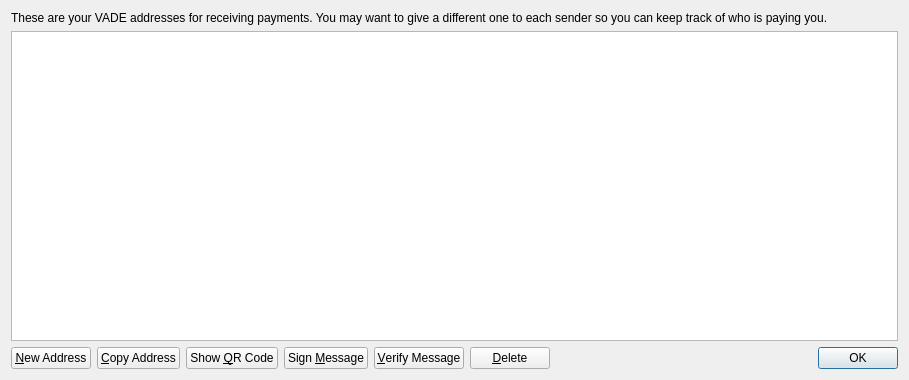
Qt form src/qt/forms/addressbookpage.ui (vashshawn/CorgicoinV2) before a commit.
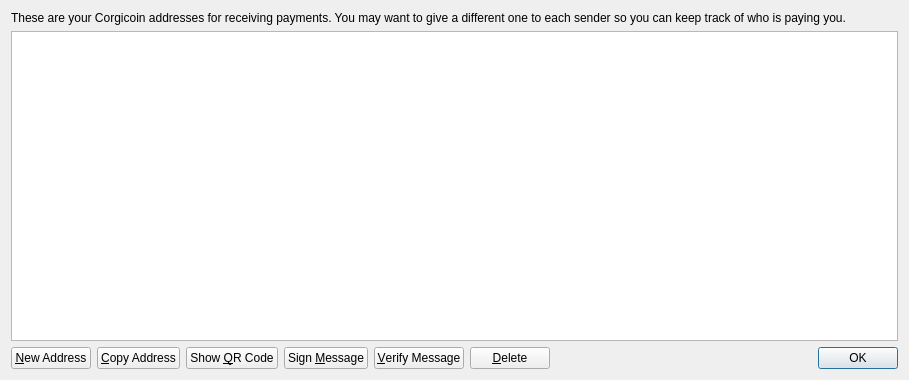
The same form after that commit. Icons and pictures are not drawn.

What changed in the file:
```diff
--- a/src/qt/forms/addressbookpage.ui
+++ b/src/qt/forms/addressbookpage.ui
@@ -17,7 +17,7 @@
    <item>
     <widget class="QLabel" name="labelExplanation">
      <property name="text">
-      <string>These are your VADE addresses for receiving payments. You may want to give a different one to each sender so you can keep track of who is paying you.</string>
+      <string>These are your Corgicoin addresses for receiving payments. You may want to give a different one to each sender so you can keep track of who is paying you.</string>
      </property>
      <property name="textFormat">
       <enum>Qt::PlainText</enum>
```
Left out of the diff: 4 changed lines with no effect on the pictures.
